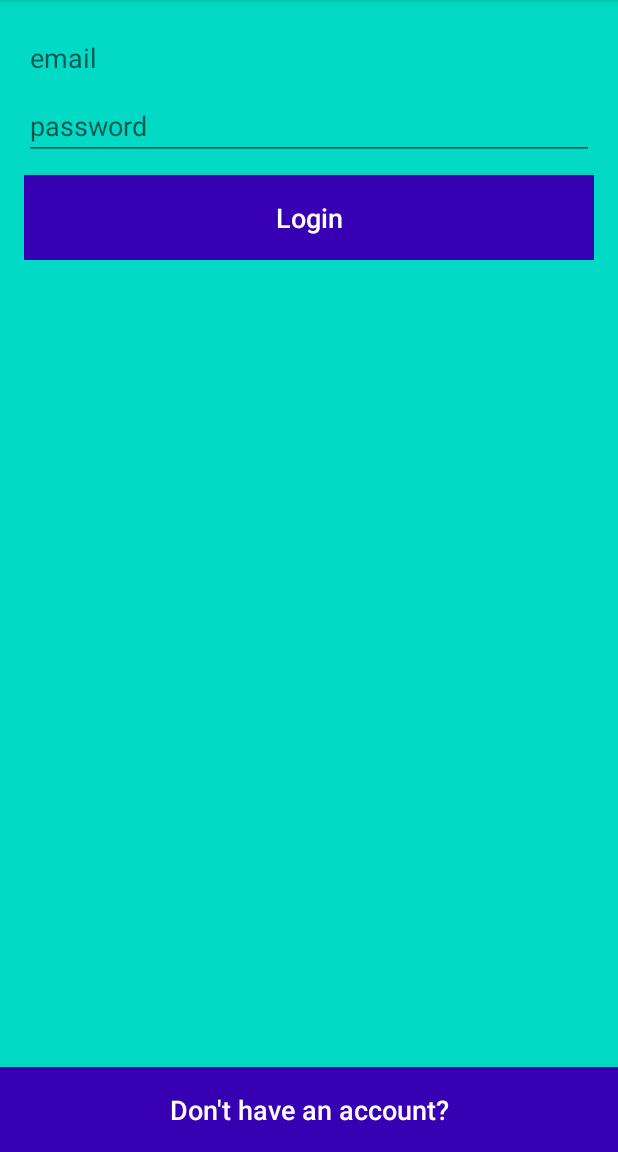
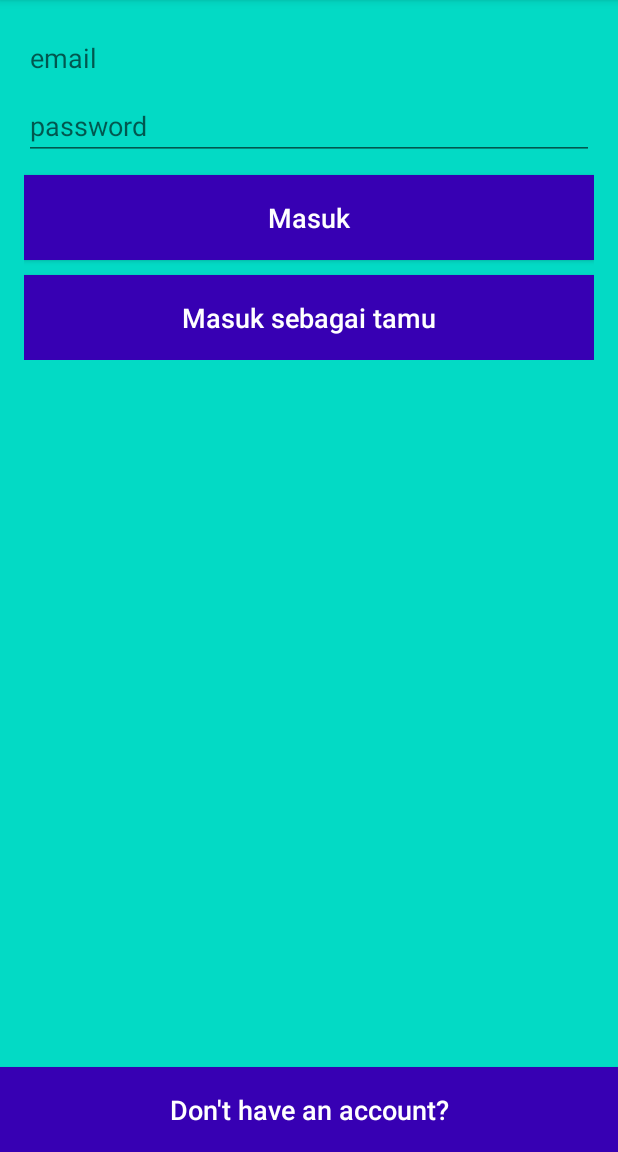
Before and after one commit to albertusro1/Android, an Android app: the screen it shows after launch (LoginActivity), on a phone screen of 412 x 824 dp, the part 84-1236 px from its top. Run offline under Robolectric (Android 15) with nearby library versions, the phone set to English and light mode, and no system bars; our stand-ins replace Firebase (no records; nobody signed in at launch, a user with empty details on screens opened directly).

Commit message:
Half Complete with basic UI

```diff
--- a/app/src/main/java/com/example/tugasbesarrpl/EditProfile.kt
+++ b/app/src/main/java/com/example/tugasbesarrpl/EditProfile.kt
@@ -58,4 +58,9 @@ class EditProfile : AppCompatActivity() {
         startActivity(Intent(this, ProfileActivity::class.java))
         finish()
     }
+
+    override fun onBackPressed() {
+        startActivity(Intent(this, MainActivity::class.java))
+        finish()
+    }
 }
--- a/app/src/main/java/com/example/tugasbesarrpl/LoginActivity.kt
+++ b/app/src/main/java/com/example/tugasbesarrpl/LoginActivity.kt
@@ -3,6 +3,7 @@ package com.example.tugasbesarrpl
 import android.content.Intent
 import android.os.Bundle
 import android.util.Patterns
+import android.view.View
 import android.widget.Toast
 import androidx.appcompat.app.AppCompatActivity
 import com.google.firebase.auth.FirebaseAuth
@@ -58,6 +59,11 @@ class LoginActivity : AppCompatActivity() {
             }
     }
 
+    fun guest(view: View){
+        startActivity(Intent(this, MainActivity::class.java))
+        finish()
+    }
+
     public override fun onStart() {
         super.onStart()
         val currentUser = auth.currentUser
@@ -70,7 +76,7 @@ class LoginActivity : AppCompatActivity() {
             finish()
         } else {
             Toast.makeText(
-                baseContext, "Login failed.",
+                baseContext, "Please Login.",
                 Toast.LENGTH_SHORT
             ).show()
         }
--- a/app/src/main/res/layout/activity_login.xml
+++ b/app/src/main/res/layout/activity_login.xml
@@ -34,10 +34,23 @@
             android:layout_marginTop="10dp"
             android:background="@color/colorPrimaryDark"
             android:padding="16dp"
-            android:text="Login"
+            android:text="Masuk"
             android:textAllCaps="false"
             android:textColor="@android:color/white"
             android:textSize="18sp" />
+
+        <Button
+            android:id="@+id/btn_log_in_guest"
+            android:layout_width="match_parent"
+            android:layout_height="wrap_content"
+            android:layout_marginTop="10dp"
+            android:background="@color/colorPrimaryDark"
+            android:padding="16dp"
+            android:text="Masuk sebagai tamu"
+            android:textAllCaps="false"
+            android:textColor="@android:color/white"
+            android:textSize="18sp"
+            android:onClick="guest"/>
     </LinearLayout>
 
     <Button
```
Also changed, not shown: app/src/main/java/com/example/tugasbesarrpl/MainActivity.kt (+10 -3 lines).
